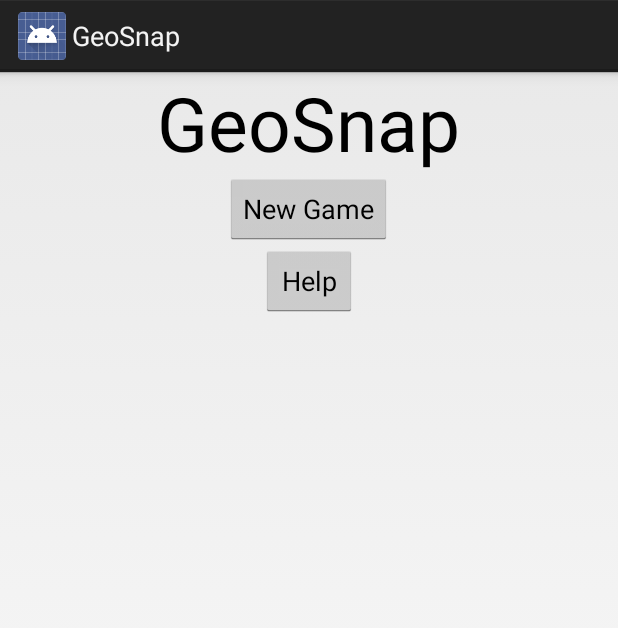
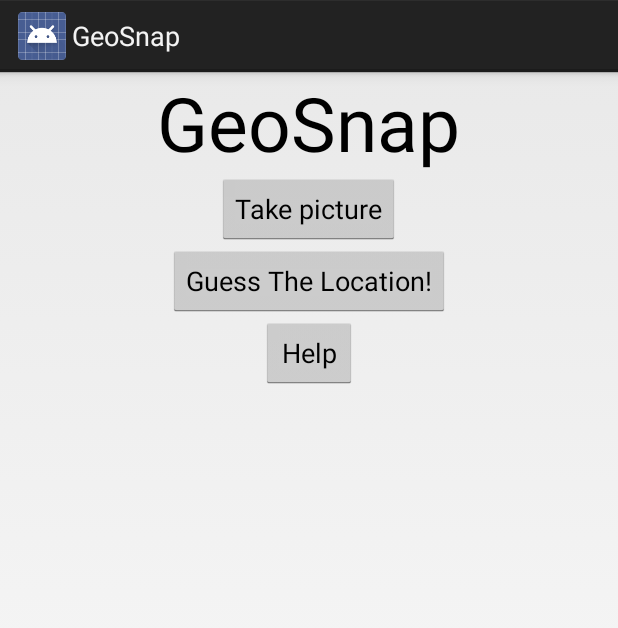
Before and after one commit to soniaphene/geosnap, an Android app: the screen it shows after launch (MainActivity), on a phone screen of 412 x 824 dp. Shown: the top 628 px of the screen. Run offline under Robolectric (Android 15) with nearby library versions, the phone set to English and light mode, and no system bars.

Commit message:
another push

```diff
--- a/GeoSnapProject/GeoSnap/src/main/res/layout/home.xml
+++ b/GeoSnapProject/GeoSnap/src/main/res/layout/home.xml
@@ -17,7 +17,7 @@
     <Button
             android:layout_width="wrap_content"
             android:layout_height="wrap_content"
-            android:text="New Game"
+            android:text="Take picture"
             android:id="@+id/button"
             android:layout_gravity="center"
             android:singleLine="false"/>
@@ -25,12 +25,19 @@
     <Button
             android:layout_width="wrap_content"
             android:layout_height="wrap_content"
-            android:text="Help"
-            android:id="@+id/button2"
+            android:text="Guess The Location!"
+            android:id="@+id/gallery"
             android:layout_gravity="center"/>
 
     <ImageView
             android:layout_width="wrap_content"
             android:layout_height="wrap_content"
             android:id="@+id/image_view"/>
+
+    <Button
+            android:layout_width="wrap_content"
+            android:layout_height="wrap_content"
+            android:text="Help"
+            android:id="@+id/button3"
+            android:layout_gravity="center"/>
 </LinearLayout>
```
Also changed, not shown: GeoSnapProject/GeoSnap/src/main/java/com/opencagedc/geosnap/Camera.java (deleted, +0 -8 lines), GeoSnapProject/GeoSnap/src/main/java/com/opencagedc/geosnap/MainActivity.java (+7 -9 lines), 14 other files.
